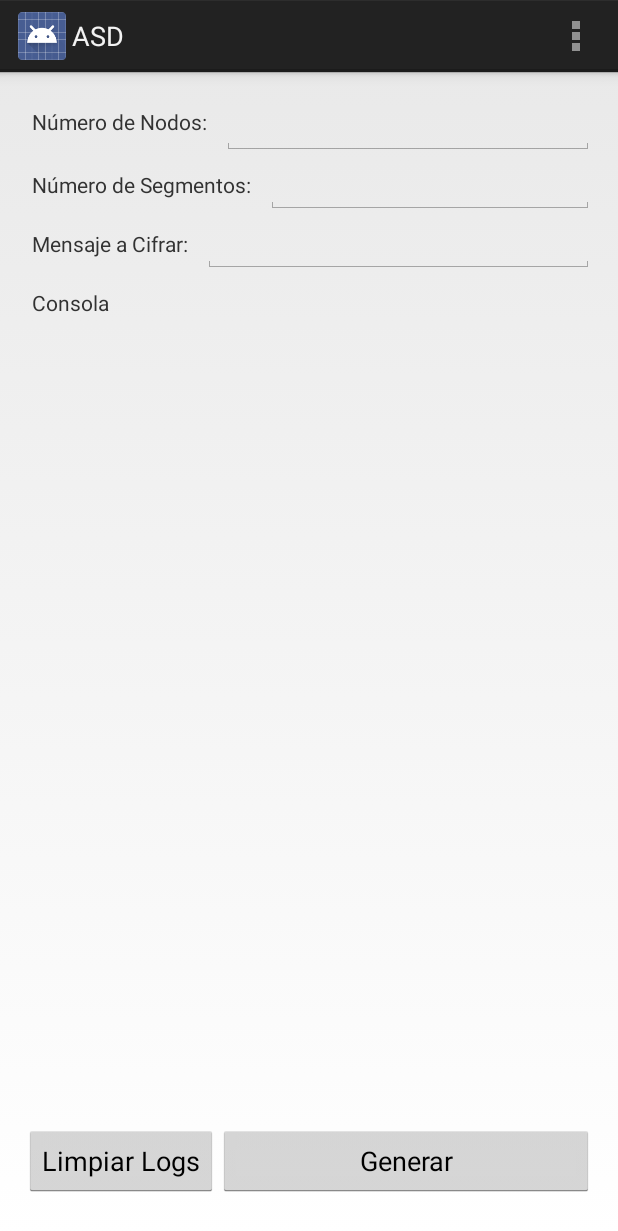
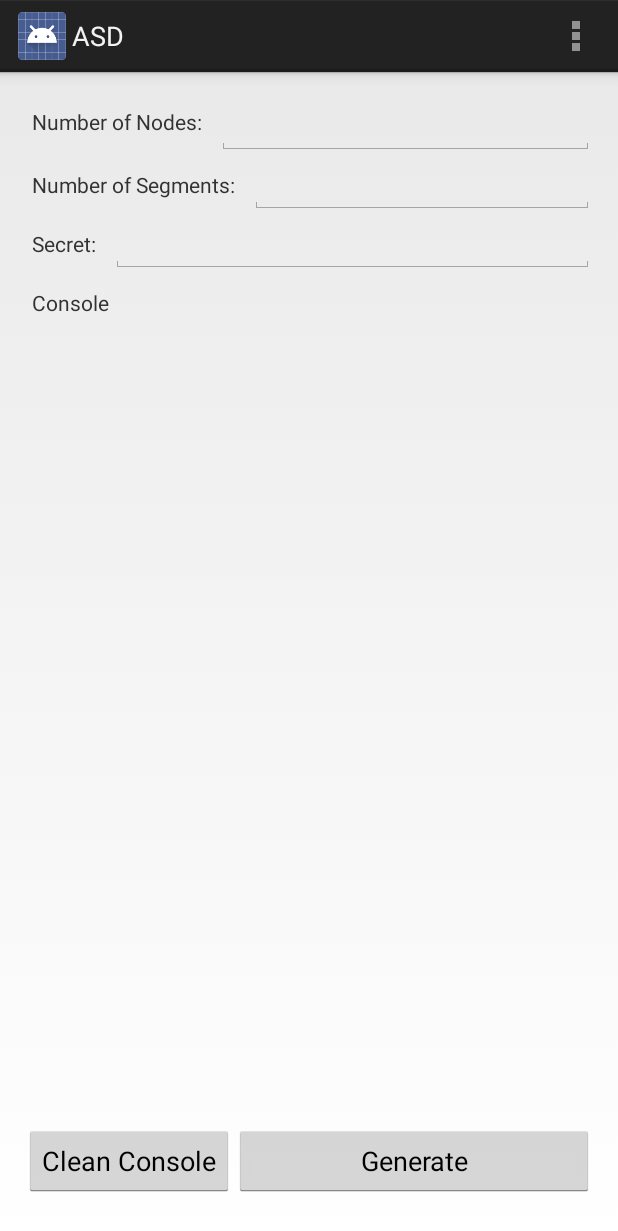
Before and after one commit to pacomf/ASD, an Android app: the screen it shows after launch (Principal), on a phone screen of 412 x 824 dp. Shown: the top 1231 px of the screen. Run offline under Robolectric (Android 15) with nearby library versions, the phone set to English and light mode, and no system bars.

Commit message:
Traduciendo los textos de la app al ingles

```diff
--- a/mobile/src/main/java/com/cryptull/asd/Graph.java
+++ b/mobile/src/main/java/com/cryptull/asd/Graph.java
@@ -65,6 +65,8 @@ public class Graph {
     // Lo comprueba solo con 1 Teorema, si es FALSE, no podremos asegurar que sea Plano
     // TODO: Mejorar esta comprobacion para asegurarnos al 100%, y no solo cuando da TRUE.
     public static boolean isNoPlanar (int v, int a){
+        if (v < 3)
+            return false; // Debe haber 3 o mas vertices para poder aplicar este teorema
         int comparator = (3*v)-6;
         if (a <= comparator){
             return false; // No sabemos si es Plano o NO. (Tiene indicios de ser Plano, por el numero de aristas)
--- a/mobile/src/main/res/layout/activity_principal.xml
+++ b/mobile/src/main/res/layout/activity_principal.xml
@@ -12,7 +12,7 @@
     <TextView
         android:layout_width="wrap_content"
         android:layout_height="wrap_content"
-        android:text="Número de Nodos:"
+        android:text="Number of Nodes:"
         android:id="@+id/textView"
         android:layout_alignParentTop="true"
         android:layout_marginTop="7dp"
@@ -21,7 +21,7 @@
     <TextView
         android:layout_width="wrap_content"
         android:layout_height="wrap_content"
-        android:text="Número de Segmentos:"
+        android:text="Number of Segments:"
         android:id="@+id/textView2"
         android:layout_below="@+id/editText"
         android:layout_marginLeft="5dp"
@@ -30,7 +30,7 @@
     <TextView
         android:layout_width="wrap_content"
         android:layout_height="wrap_content"
-        android:text="Mensaje a Cifrar:"
+        android:text="Secret:"
         android:id="@+id/textView3"
         android:layout_below="@+id/editText2"
         android:layout_marginLeft="5dp"
@@ -64,7 +64,7 @@
     <TextView
         android:layout_width="match_parent"
         android:layout_height="match_parent"
-        android:text="Consola"
+        android:text="Console"
         android:id="@+id/textView4"
         android:scrollbars = "vertical"
         android:layout_below="@+id/editText3"
@@ -75,7 +75,7 @@
     <Button
         android:layout_width="wrap_content"
         android:layout_height="wrap_content"
-        android:text="Limpiar Logs"
+        android:text="Clean Console"
         android:id="@+id/button"
         android:layout_alignParentBottom="true"
         android:layout_marginBottom="10dp"/>
@@ -83,7 +83,7 @@
     <Button
         android:layout_width="match_parent"
         android:layout_height="wrap_content"
-        android:text="Generar"
+        android:text="Generate"
         android:id="@+id/button2"
         android:layout_alignParentBottom="true"
         android:layout_alignParentRight="true"
```
Also changed, not shown: mobile/src/main/java/com/cryptull/asd/Utilities.java (+16 -16 lines).
